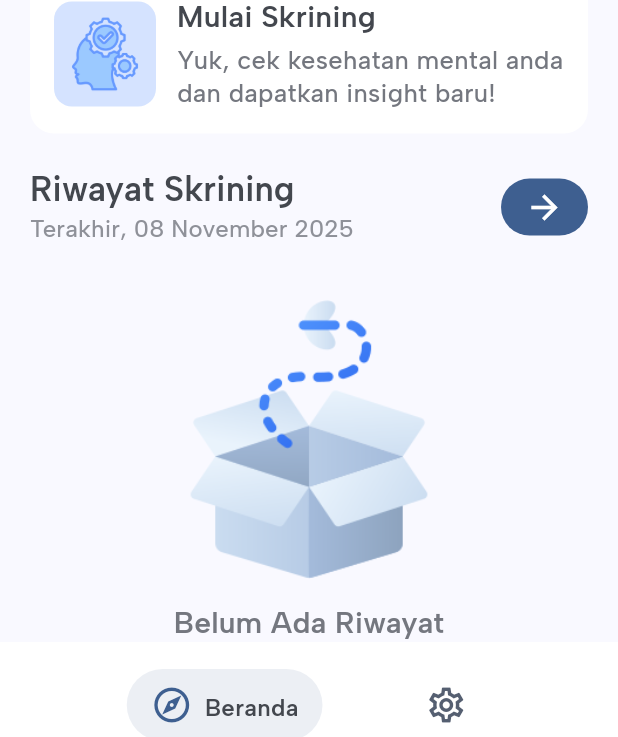
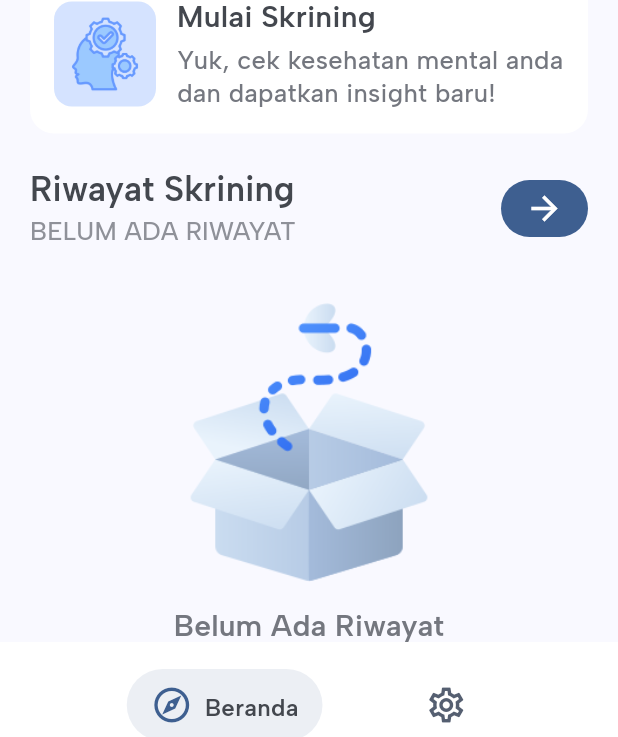
Before and after one commit to Vrynd/Insightmind_apps, a Flutter app: the screen it shows after launch, on a phone screen of 412 x 824 dp. Shown: the part 468-1205 px from the top of the screen. Run offline on Flutter 3.47's test engine with Material 3 defaults, Android fonts, the phone set to English and light mode, and no system bars; drawn by our look-alikes of salomon_bottom_bar; our stand-ins replace flutter_riverpod, google_fonts, hive, hive_flutter, percent_indicator, smooth_page_indicator; accounts and stored records are empty.

Commit message:
Memanpilkan riwayat skrining di home

```diff
--- a/lib/features/insightmind/presentation/screen/home_screen.dart
+++ b/lib/features/insightmind/presentation/screen/home_screen.dart
@@ -1,5 +1,7 @@
 import 'package:flutter/material.dart';
 import 'package:flutter_riverpod/flutter_riverpod.dart';
+import 'package:insightmind_app/features/insightmind/domain/entities/date.dart';
+import 'package:insightmind_app/features/insightmind/presentation/providers/history_provider.dart';
 import 'package:insightmind_app/features/insightmind/presentation/screen/history_screen.dart';
 import 'package:insightmind_app/features/insightmind/presentation/screen/screening_screen.dart';
 import 'package:insightmind_app/features/insightmind/presentation/widget/banner_app.dart';
@@ -20,8 +22,6 @@ class HomeScreen extends ConsumerStatefulWidget {
 class _HomeScreenState extends ConsumerState<HomeScreen> {
   final ScrollController _scrollController = ScrollController();
   bool _isScrolling = false;
-
-  final List<Map<String, dynamic>> historyData = [];
 
   @override
   void initState() {
@@ -46,10 +46,12 @@ class _HomeScreenState extends ConsumerState<HomeScreen> {
   Widget build(BuildContext context) {
     final color = Theme.of(context).colorScheme;
     final textStyle = Theme.of(context).textTheme;
+    final historyAsync = ref.watch(historyListProvider);
 
     return ScaffoldApp(
       backgroundColor: color.surface,
       appBar: AppBar(
+        automaticallyImplyLeading: false,
         centerTitle: true,
         scrolledUnderElevation: 0,
         backgroundColor: color.surface,
@@ -125,7 +127,16 @@ class _HomeScreenState extends ConsumerState<HomeScreen> {
               textStyle: textStyle,
               color: color,
               mainTitle: 'Riwayat Skrining',
-              subTitle: 'Terakhir, 08 November 2025',
+              subTitle: historyAsync.when(
+                data: (records) => records.isNotEmpty
+                    ? 'Terakhir, ${records.first.timestamp.day} '
+                              '${monthName(records.first.timestamp.month)} '
+                              '${records.first.timestamp.year}'
+                          .toUpperCase()
+                    : 'Belum ada riwayat'.toUpperCase(),
+                loading: () => 'Memuat...',
+                error: (_, __) => 'Gagal memuat',
+              ),
               iconAction: Icons.arrow_forward,
               actionType: ActionType.elevated,
               onPressed: () {
@@ -137,32 +148,43 @@ class _HomeScreenState extends ConsumerState<HomeScreen> {
               },
             ),
             const SizedBox(height: 14),
-            if (historyData.isEmpty)
-              EmptyHistory(
+            historyAsync.when(
+              data: (items) {
+                if (items.isEmpty) {
+                  return EmptyHistory(
                     color: color,
                     textStyle: textStyle,
                     imagePath: 'assets/image/empty_box.png',
                     mainTitle: 'Belum Ada Riwayat',
                     subTitle:
                         'Mulai skrining pertama anda untuk melihat\nriwayat hasil di sini',
-              )
-            else
-              Column(
-                children: historyData.map((item) {
+                  );
+                }
+
+                // Ambil maksimal 3 data terakhir
+                final latestRecords = items.take(4).toList();
+
+                return Column(
+                  children: latestRecords.map((r) {
                     return Padding(
-                    padding: const EdgeInsets.only(bottom: 10.0),
+                      padding: const EdgeInsets.only(bottom: 8.0),
                       child: HistoryItem(
+                        riskLevel: r.riskLevel,
                         color: color,
                         textStyle: textStyle,
-                      month: item['month'],
-                      day: item['day'],
-                      mainTitle: item['mainTitle'],
-                      subTitle: item['subTitle'],
-                      percent: item['percent'],
-                      score: item['score'],
+                        month: shortMonthName(r.timestamp.month),
+                        day: r.timestamp.day.toString(),
+                        mainTitle: 'Tingkat Depresi',
+                        subTitle: r.riskLevel,
+                        percent: r.score / 27,
+                        score: r.score,
                       ),
                     );
                   }).toList(),
+                );
+              },
+              loading: () => const Center(child: CircularProgressIndicator()),
+              error: (e, st) => Center(child: Text('Gagal memuat riwayat: $e')),
             ),
           ],
         ),
--- a/lib/features/insightmind/presentation/screen/result_screen.dart
+++ b/lib/features/insightmind/presentation/screen/result_screen.dart
@@ -164,8 +164,10 @@ class _ResultScreenState extends ConsumerState<ResultScreen> {
               titleAction: 'Kembali Ke Beranda',
               onPressed: () {
                 ref.invalidate(questionnaireProvider);
-                Navigator.of(context).pushReplacement(
+                Navigator.of(context).pushAndRemoveUntil(
                   MaterialPageRoute(builder: (_) => const NavigationScreen()),
+                  (Route<dynamic> route) =>
+                      false, // hapus semua route sebelumnya
                 );
               },
             ),
--- a/lib/features/insightmind/presentation/widget/title_action.dart
+++ b/lib/features/insightmind/presentation/widget/title_action.dart
@@ -87,12 +87,12 @@ class TitleAction extends StatelessWidget {
               ),
             ),
             if (subTitle != null && subTitle!.isNotEmpty) ...[
-              const SizedBox(height: 4),
+              const SizedBox(height: 5),
               Text(
                 subTitle!,
                 style: textStyle.titleSmall?.copyWith(
                   color: color.outline.withValues(alpha: 0.8),
-                  fontSize: 16,
+                  fontSize: 17,
                   height: 1.3,
                 ),
               ),
```
Also changed, not shown: lib/features/insightmind/domain/entities/date.dart (added, +35 -0 lines), lib/features/insightmind/presentation/screen/history_screen.dart (+5 -12 lines), lib/features/insightmind/presentation/widget/history_item.dart (+30 -4 lines). Lines whose indentation alone changed are shown as unchanged.
